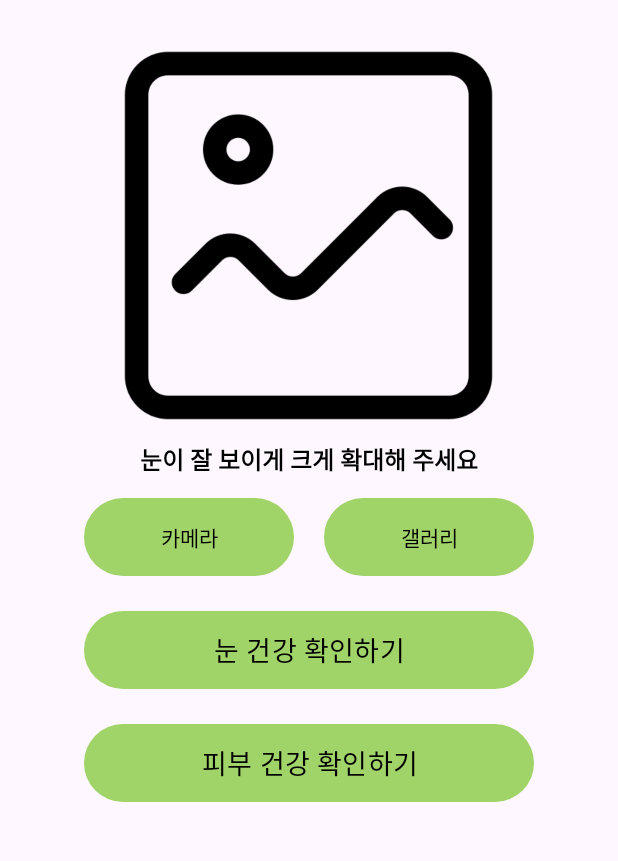
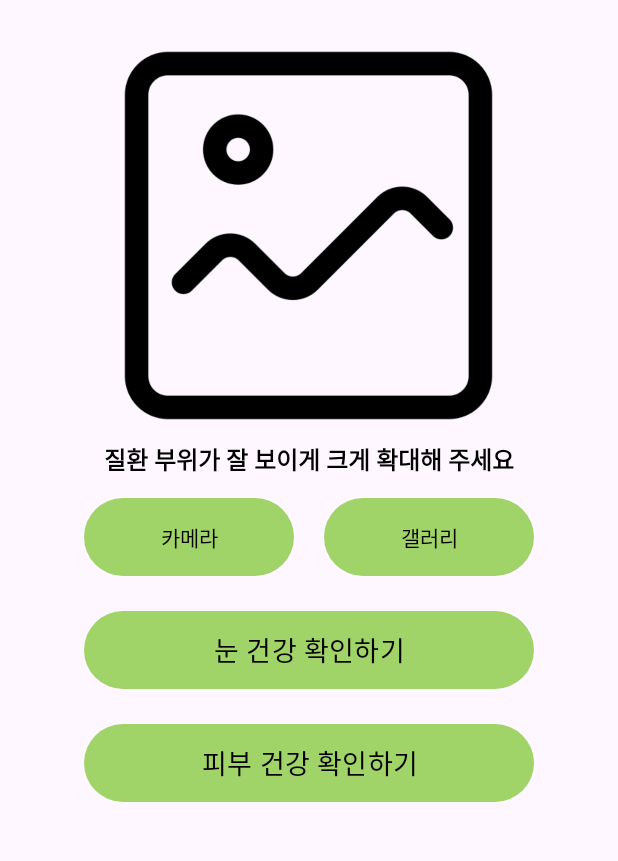
Before and after one commit to dohb128/PetCare, an Android app: the HealthCheckActivity screen opened directly, with no data from a screen before it, on a phone screen of 412 x 824 dp, the part 96-957 px from its top. Run offline under Robolectric (Android 15) with nearby library versions, the light colour scheme and no system bars; our stand-ins replace Firebase (no records; nobody signed in at launch, a user with empty details on screens opened directly).

Commit message:
ai 호출 주소 수정

```diff
--- a/app/src/main/java/com/inhatc/petcare/activity/HealthCheckActivity.java
+++ b/app/src/main/java/com/inhatc/petcare/activity/HealthCheckActivity.java
@@ -229,11 +229,11 @@ public class HealthCheckActivity extends AppCompatActivity implements Navigation
 
         String url;
         if (lesionType == null) {
-            url = "http://54.167.80.112:5000/predict";
+            url = "http://18.207.115.9:5000/predict";
         } else if (lesionType.equals("돌출형 병변")) {
-            url = "http://54.167.80.112:5000/predict_skin_p";
+            url = "http://18.207.115.9:5000/predict_skin_p";
         } else {
-            url = "http://54.167.80.112:5000/predict_skin_i";
+            url = "http://18.207.115.9:5000/predict_skin_i";
         }
 
         if (lesionType != null) {
--- a/app/src/main/res/layout/activity_health_check.xml
+++ b/app/src/main/res/layout/activity_health_check.xml
@@ -31,7 +31,7 @@
             android:layout_width="wrap_content"
             android:layout_height="wrap_content"
             android:layout_marginTop="12dp"
-            android:text="눈이 잘 보이게 크게 확대해 주세요"
+            android:text="질환 부위가 잘 보이게 크게 확대해 주세요"
             android:textSize="16sp"
             android:textStyle="bold"
             android:textColor="@android:color/black" />
```
